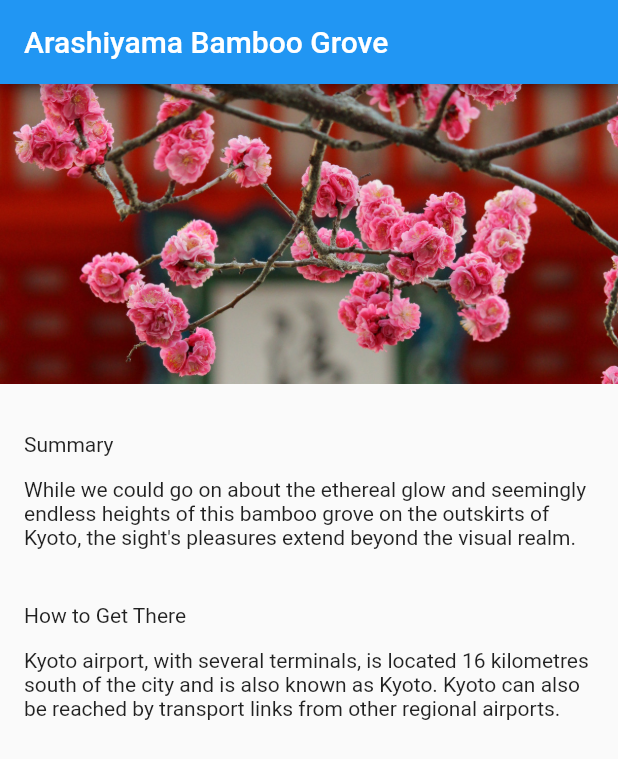
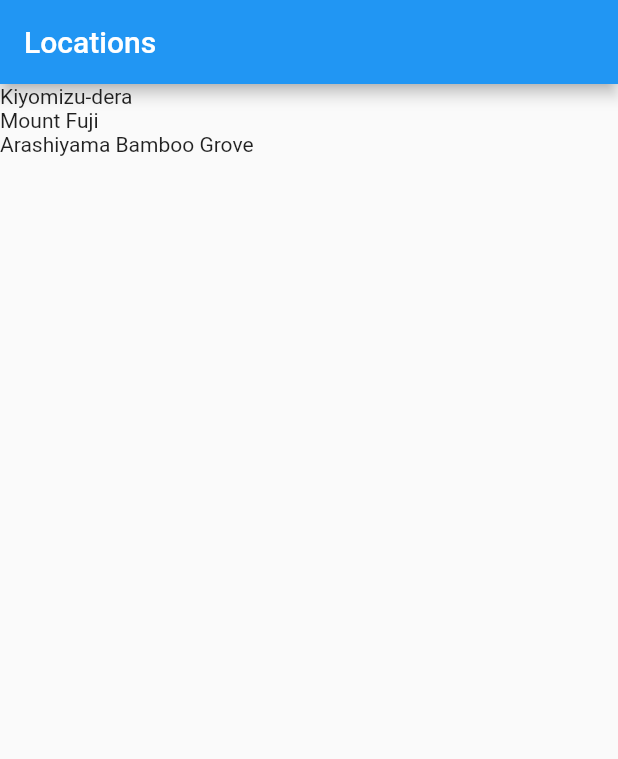
Before and after one commit to nagendraputhane/flutter_basics, a Flutter app: the screen it shows after launch, on a phone screen of 412 x 824 dp. Shown: the top 759 px of the screen. Run offline on Flutter 3.47's test engine with Material 2 defaults, Android fonts, the phone set to English and light mode, and no system bars.

Commit message:
location list screen

```diff
--- a/lib/app.dart
+++ b/lib/app.dart
@@ -1,10 +1,10 @@
 import 'package:flutter/material.dart';
-import 'screens/location_detail/location_detail.dart';
+import 'screens/locations/locations.dart';
 
 class App extends StatelessWidget{
 
   @override
   Widget build(BuildContext context) {
-    return MaterialApp(home: LocationDetail());
+    return MaterialApp(home: Locations());
   }
 }
--- a/lib/models/location.dart
+++ b/lib/models/location.dart
@@ -1,15 +1,27 @@
 import 'location_fact.dart';
 
 class Location {
+  final int id;
   final String name;
   final String imagePath;
   final List<LocationFact> facts;
 
-  Location(this.name, this.imagePath, this.facts);
+  Location(this.id, this.name, this.imagePath, this.facts);
 
   static List<Location> fetchAll() {
     return [
-      Location('Arashiyama Bamboo Grove', 'assets/images/kiyomizu-dera.jpg', [
+      Location(1, 'Kiyomizu-dera', 'assets/images/kiyomizu-dera.jpg', [
+        LocationFact('Summary',
+            'Kiyomizu-dera, officially Otowa-san Kiyomizu-dera, is an independent Buddhist temple in eastern Kyoto. The temple is part of the Historic Monuments of Ancient Kyoto UNESCO World Heritage site.'),
+        LocationFact('Architectural Style', 'Japanese Buddhist architecture.'),
+      ]),
+      Location(2, 'Mount Fuji', 'assets/images/fuji.jpg', [
+        LocationFact('Summary',
+            'Japan’s Mt. Fuji is an active volcano about 100 kilometers southwest of Tokyo. Commonly called “Fuji-san,” it’s the country’s tallest peak, at 3,776 meters. A pilgrimage site for centuries, it’s considered one of Japan’s 3 sacred mountains, and summit hikes remain a popular activity. Its iconic profile is the subject of numerous works of art, notably Edo Period prints by Hokusai and Hiroshige.'),
+        LocationFact('Did You Know',
+            'There are three cities that surround Mount Fuji: Gotemba, Fujiyoshida and Fujinomiya.'),
+      ]),
+      Location(3, 'Arashiyama Bamboo Grove', 'assets/images/arashiyama.jpg', [
         LocationFact('Summary',
             'While we could go on about the ethereal glow and seemingly endless heights of this bamboo grove on the outskirts of Kyoto, the sight\'s pleasures extend beyond the visual realm.'),
         LocationFact('How to Get There',
--- /dev/null
+++ b/lib/screens/locations/locations.dart
@@ -0,0 +1,21 @@
+import 'package:flutter/material.dart';
+import 'package:flutter/rendering.dart';
+import '../../app.dart';
+import '../../models/location.dart';
+
+class Locations extends StatelessWidget {
+
+  @override
+  Widget build(BuildContext context) {
+    final locations = Location.fetchAll();
+
+    return Scaffold(
+      appBar: AppBar(
+        title: Text('Locations'),
+      ),
+      body: ListView(
+        children: locations.map((location) => Text(location.name)).toList(),
+      ),
+    );
+  }
+}
```
Also changed, not shown: assets/images/arashiyama.jpg (added), assets/images/fuji.jpg (added).
